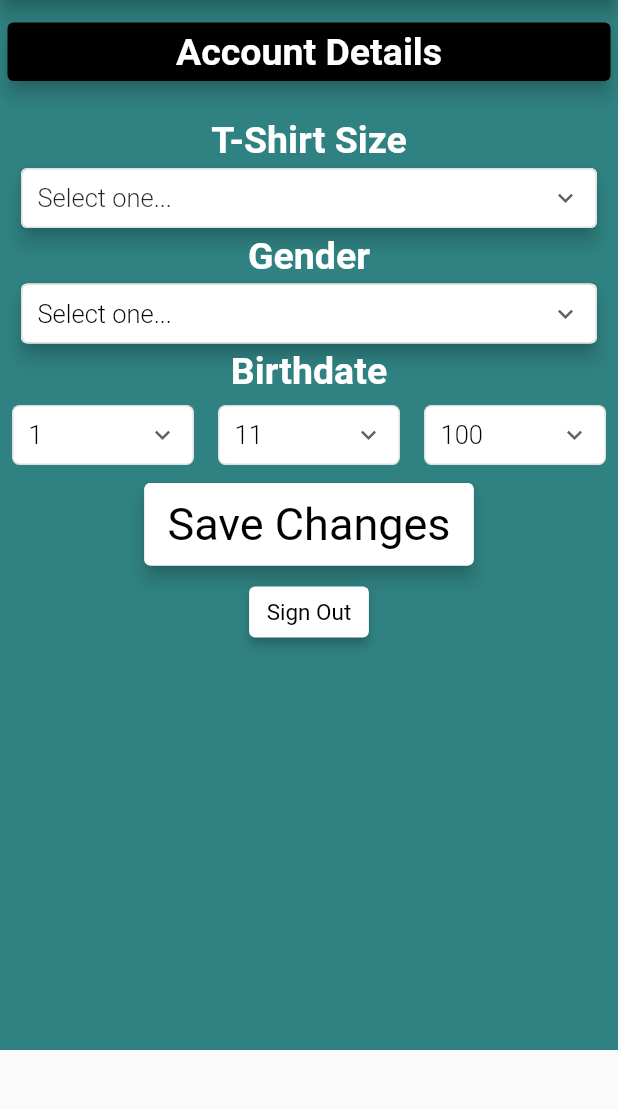
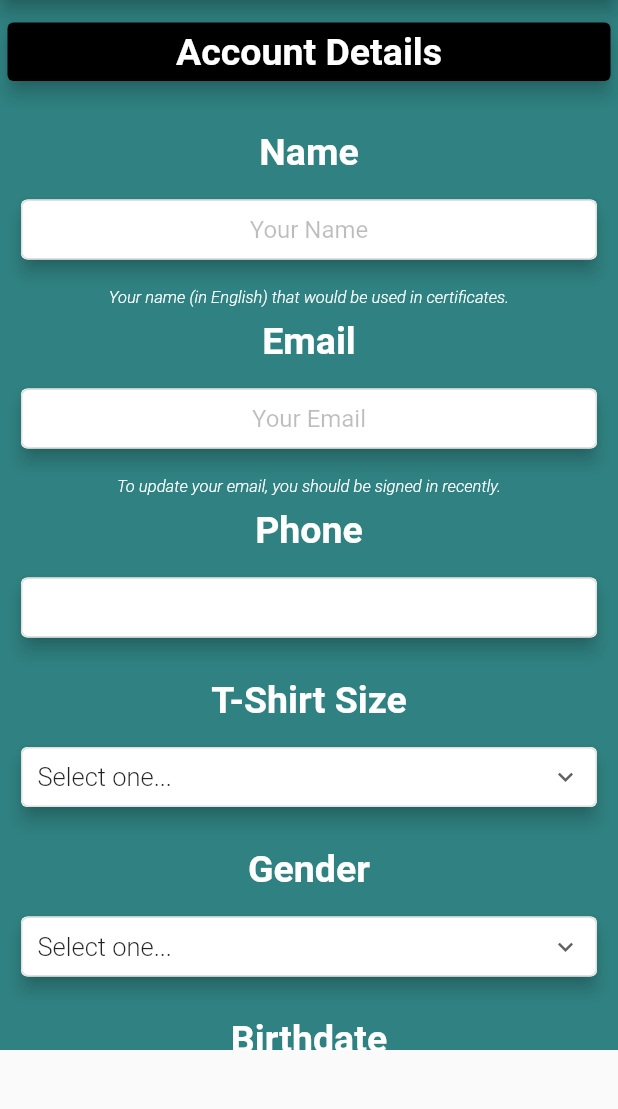
Before and after one commit to AhmedAbdoElhawary/gammal_tech_mobile_app, a Flutter app: the accountPage screen opened directly, on a phone screen of 412 x 824 dp, the part 84-1193 px from its top. Run offline on Flutter 3.47's test engine with Material 2 defaults, Android fonts, the phone set to English and light mode, and no system bars; our stand-ins replace chewie, cloud_firestore, firebase_auth, firebase_core, shared_preferences, video_player; accounts and stored records are empty; network calls fail.

Commit message:
add some widgets and handling the drop lists

```diff
--- a/lib/account_page.dart
+++ b/lib/account_page.dart
@@ -1,9 +1,11 @@
 import 'package:firebase_auth/firebase_auth.dart';
 import 'package:flutter/cupertino.dart';
 import 'package:flutter/material.dart';
+import 'package:flutter/painting.dart';
 import 'package:flutter/widgets.dart';
 import 'package:gammal_tech_mobile_app/common_ui/common-ui.dart';
 import 'package:gammal_tech_mobile_app/home_page.dart';
+import 'package:shared_preferences/shared_preferences.dart';
 
 final List<String> listOfShirtSize = [
   "Select one...",
@@ -20,9 +22,9 @@ final List<String> listOfGender = [
   "Male",
   "Female",
 ];
-List<String> listOfDay = ["1", "2", "3"];
-List<String> listOfMonth = ["11", "21", "31"];
-List<String> listOfYear = ["100", "200", "300"];
+var listOfDay = new List<String>.generate(31, (i) => "${i + 1}");
+var listOfMonth = new List<String>.generate(12, (i) => "${i + 1}");
+var listOfYear = new List<String>.generate(67, (i) => "${1950 + i}");
 
 class accountPage extends StatefulWidget {
   @override
@@ -30,13 +32,15 @@ class accountPage extends StatefulWidget {
 }
 
 class _accountPageState extends State<accountPage> {
+  var controlUserName = TextEditingController();
+  var controlUserEmail = TextEditingController();
+
   String dropdownValueShirtSize = 'Select one...';
   String dropdownValueGender = 'Select one...';
-  String dropdownValueDay = '1';
-  String dropdownValueMonth = '11';
-  String dropdownValueYear = '100';
+  String dropdownValueDay = '4';
+  String dropdownValueMonth = '4';
+  String dropdownValueYear = '2001';
   final _auth = FirebaseAuth.instance;
-
   @override
   Widget build(BuildContext context) {
     return Scaffold(
@@ -50,12 +54,14 @@ class _accountPageState extends State<accountPage> {
     );
   }
 
-  Column container(var context) {
-    return Column(
+  SingleChildScrollView container(var context) {
+    return SingleChildScrollView(
+      child: Column(
         children: [
           containerOfTheHeadOfTheList(),
           buildCard(context),
         ],
+      ),
     );
   }
 
@@ -94,21 +100,40 @@ class _accountPageState extends State<accountPage> {
           alignment: Alignment.centerRight,
           child: Column(
             children: [
-              buildQuestionText("T-Shirt Size"),
+              buildQuestionText("Name",25),
+              buildTextFormField(controlUserName, 'Your Name'),
+              buildText('Your name (in English) that would be used in certificates.'),
+              buildQuestionText("Email",25),
+              buildTextFormField(controlUserEmail, 'Your Email'),
+              buildText('To update your email, you should be signed in recently.'),
+              buildQuestionText("Phone",25),
+              buildTextFormField(null, 'phone'),
+              buildQuestionText("T-Shirt Size",25),
               buildDropDwonButton(dropdownValueShirtSize, listOfShirtSize),
-              buildQuestionText("Gender"),
-              buildDropDwonButton2(dropdownValueGender, listOfGender),
-              buildQuestionText("Birthdate"),
+              buildQuestionText("Gender",25),
+              buildDropDwonButton(dropdownValueGender, listOfGender),
+              buildQuestionText("Birthdate",25),
               buildBirthdateButton(),
-              buildTextButton(" Save Changes ", null, context),
+              Padding(
+                padding: const EdgeInsets.all(20.0),
+                child: buildTextButton(" Save Changes ", HomePage(), context),
+              ),
+              buildQuestionText("Membership",25),
+              buildQuestionText("Premium 👑",18),
+              buildQuestionText("Yearly Membership",18),
+              buildQuestionText("Expires 2 January 2023",18),
+              buildQuestionText("Your rank is 16  See more",18),
               Card(
                 color: Colors.white,
                 margin: EdgeInsets.all(10),
                 elevation: 3,
                 child: InkWell(
                   onTap: () async {
-                    textOfButton = "SIGN IN";
+                    SharedPreferences prefs =
+                        await SharedPreferences.getInstance();
+                    prefs.setString("textOfButton", "SIGN IN");
                     await _auth.signOut();
+                    // user=null;
                     Navigator.pushReplacement(context,
                         MaterialPageRoute(builder: (context) => HomePage()));
                   },
@@ -131,15 +156,63 @@ class _accountPageState extends State<accountPage> {
     );
   }
 
-  Text buildQuestionText(String text) => Text(
+  Text buildText(String text) {
+    return Text(
+      text,textAlign: TextAlign.center,
+      style: TextStyle(
+          color: Colors.white,
+          fontSize: 11,
+          fontStyle: FontStyle.italic,
+          fontWeight: FontWeight.w300),
+    );
+  }
+
+  Padding buildTextFormField(var controller, String text) {
+    return Padding(
+      padding: const EdgeInsets.only(left: 10.0, right: 10.0,top: 5,bottom: 15,),
+      child: Card(
+        elevation: 5,
+        child: Container(
+          height: 40,
+          padding: const EdgeInsets.only(left: 10.0, right: 10.0),
+          decoration: BoxDecoration(
+              borderRadius: BorderRadius.circular(5),
+              color: Colors.white,
+              border: Border.all(color: Colors.black12)),
+          child: text == 'phone'
+              ? Center(
+                child: Text(
+                    '${user!.phoneNumber}',
+                    style: TextStyle(color: Colors.black87),
+                  ),
+              )
+              : TextFormField(
+                  controller: controller,
+                  keyboardType: TextInputType.name,
+                  textAlign: TextAlign.center,
+                  decoration: InputDecoration(
+                    border: InputBorder.none,
+                    hintText: text,
+                    hintStyle: TextStyle(color: Colors.black26),
+                  ),
+                ),
+        ),
+      ),
+    );
+  }
+
+  Padding buildQuestionText(String text,double fontSize) => Padding(
+    padding: const EdgeInsets.all(8.0),
+    child: Text(
           text,
           style: TextStyle(
-            fontWeight: FontWeight.bold, color: Colors.white, fontSize: 25),
+              fontWeight:fontSize!=25?FontWeight.normal:FontWeight.bold, color: Colors.white, fontSize: fontSize),
+        ),
   );
 
   Padding buildDropDwonButton(String v, List<String> dropList) {
     return Padding(
-      padding: const EdgeInsets.only(left: 10.0, right: 10.0),
+      padding: const EdgeInsets.only(left: 10.0, right: 10.0,top: 5,bottom: 15,),
       child: Card(
         elevation: 5,
         child: Container(
@@ -151,7 +224,9 @@ class _accountPageState extends State<accountPage> {
                 border: Border.all(color: Colors.black12)),
             child: DropdownButtonHideUnderline(
               child: DropdownButton<String>(
-                value: dropdownValueShirtSize,
+                value: v == dropdownValueShirtSize
+                    ? dropdownValueShirtSize
+                    : dropdownValueGender,
                 isExpanded: true,
                 icon: const Icon(Icons.keyboard_arrow_down_outlined),
                 iconSize: 20,
@@ -162,51 +237,13 @@ class _accountPageState extends State<accountPage> {
                     fontWeight: FontWeight.w300),
                 onChanged: (n) {
                   setState(() {
-                    dropdownValueShirtSize = n!;
+                    v == dropdownValueShirtSize
+                        ? dropdownValueShirtSize = n!
+                        : dropdownValueGender = n!;
                   });
                 },
-                items:
-                    listOfShirtSize.map<DropdownMenuItem<String>>((String value) {
-                  return DropdownMenuItem<String>(
-                    value: value,
-                    child: Text(value),
-                  );
-                }).toList(),
-              ),
-            )),
-      ),
-    );
-  }
-
-  Padding buildDropDwonButton2(String va, List<String> dropList) {
-    return Padding(
-      padding: const EdgeInsets.only(left: 10.0, right: 10.0),
-      child: Card(
-        elevation: 5,
-        child: Container(
-            height: 40,
-            padding: const EdgeInsets.only(left: 10.0, right: 10.0),
-            decoration: BoxDecoration(
-                borderRadius: BorderRadius.circular(5),
-                color: Colors.white,
-                border: Border.all(color: Colors.black12)),
-            child: DropdownButtonHideUnderline(
-              child: DropdownButton<String>(
-                value: dropdownValueGender,
-                isExpanded: true,
-                icon: const Icon(Icons.keyboard_arrow_down_outlined),
-                iconSize: 20,
-                elevation: 16,
-                style: const TextStyle(
-                    color: Colors.black,
-                    fontSize: 17,
-                    fontWeight: FontWeight.w300),
-                onChanged: (n) {
-                  setState(() {
-                    dropdownValueGender = n!;
-                  });
-                },
-                items: listOfGender.map<DropdownMenuItem<String>>((String value) {
+                items: listOfShirtSize
+                    .map<DropdownMenuItem<String>>((String value) {
                   return DropdownMenuItem<String>(
                     value: value,
                     child: Text(value),
@@ -261,12 +298,16 @@ class _accountPageState extends State<accountPage> {
                     fontWeight: FontWeight.w300),
                 onChanged: (String? newValue) {
                   setState(() {
-                    v = newValue!;
+                    v == dropdownValueDay
+                        ? dropdownValueDay = newValue!
+                        : (v == dropdownValueMonth
+                            ? dropdownValueMonth = newValue!
+                            : dropdownValueYear = newValue!);
                   });
                 },
-                items: buildListMap(v == "1"
+                items: buildListMap(v == dropdownValueDay
                         ? listOfDay
-                        : (v == "11" ? listOfMonth : listOfYear))
+                        : (v == dropdownValueMonth ? listOfMonth : listOfYear))
                     .toList(),
               ),
             )),
```
Lines whose indentation alone changed are shown as unchanged.
